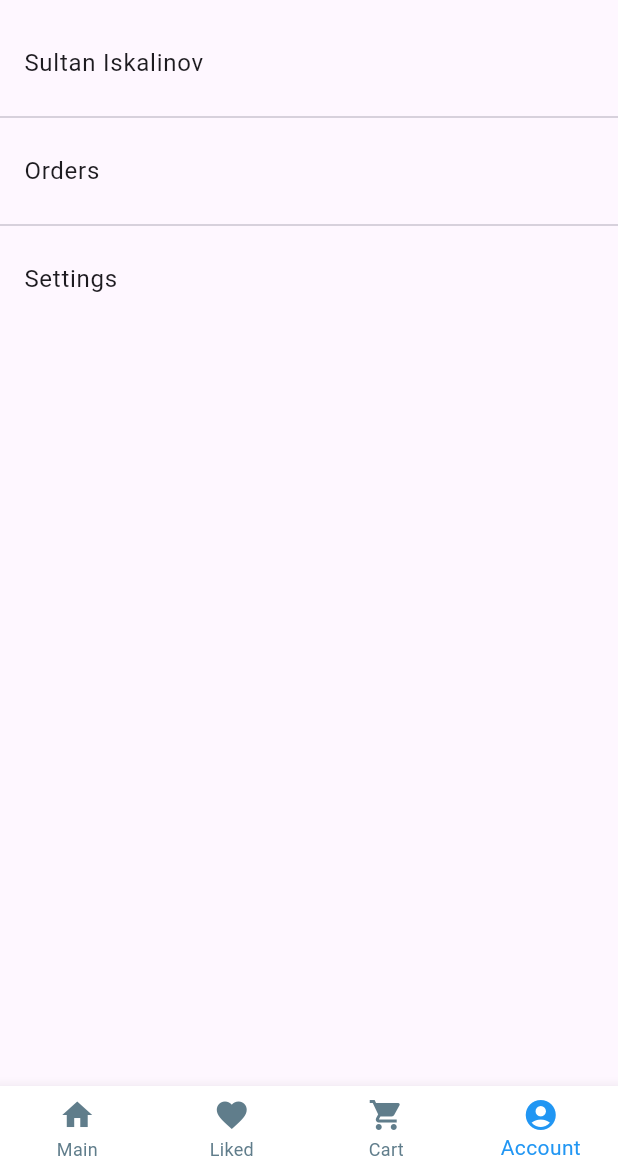
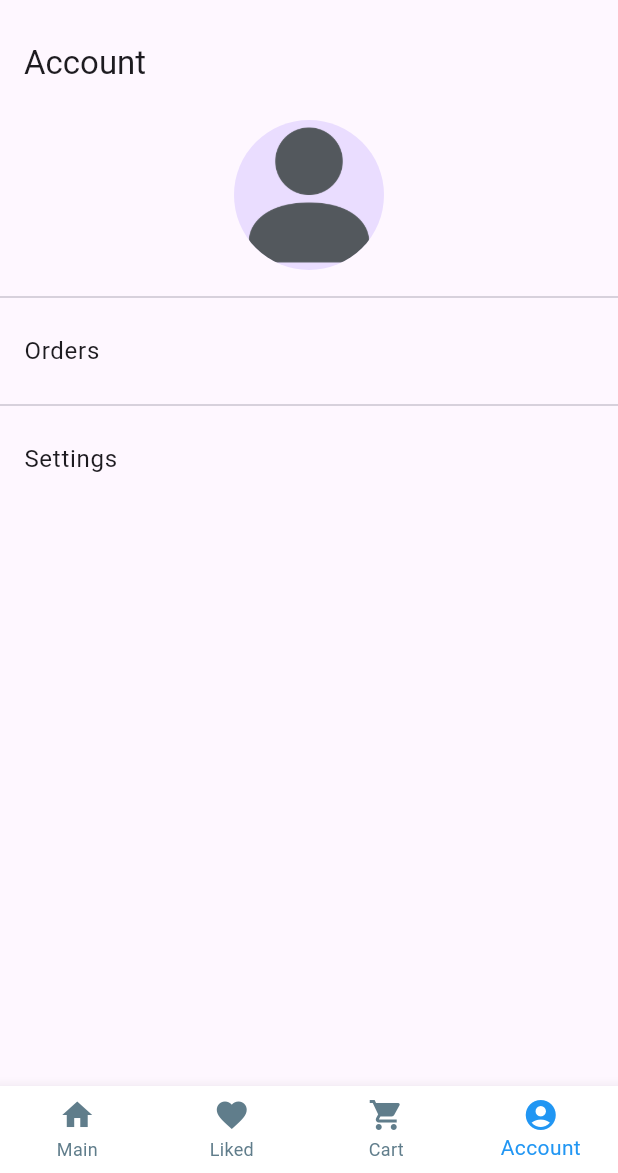
Before and after one commit to DarkHoust/Tech-Store, a Flutter app: the screen it shows after launch, item 4 of the bottom bar chosen, on a phone screen of 412 x 824 dp, the part 63-1236 px from its top. Run offline on Flutter 3.47's test engine with Material 3 defaults, Android fonts, the phone set to English and light mode, and no system bars.

Commit message:
Minor update

```diff
--- a/lib/view/accountPage.dart
+++ b/lib/view/accountPage.dart
@@ -3,12 +3,22 @@ import 'package:flutter/material.dart';
 class AccountPage extends StatelessWidget {
   @override
   Widget build(BuildContext context) {
-    return ListView(
+    return Scaffold(
+      appBar: AppBar(
+        title: Text('Account'),
+      ),
+      body: ListView(
         children: [
-        ListTile(
-          title: Text('Sultan Iskalinov'),
+          Container(
+            alignment: Alignment.center,
+            height: 120,
+            width: 120,
+            child: CircleAvatar(
+              radius: 50,
+              backgroundImage: AssetImage('assets/avatar.png'),
             ),
-        Divider(), // Add a divider for visual separation
+          ),
+          Divider(),
           ListTile(
             title: Text('Orders'),
             onTap: () {
@@ -23,7 +33,6 @@ class AccountPage extends StatelessWidget {
           ListTile(
             title: Text('Settings'),
             onTap: () {
-            // Navigate to the settings page
               Navigator.push(
                 context,
                 MaterialPageRoute(builder: (context) => SettingsPage()),
@@ -31,6 +40,7 @@ class AccountPage extends StatelessWidget {
             },
           ),
         ],
+      ),
     );
   }
 }
--- a/lib/view/productItemCard.dart
+++ b/lib/view/productItemCard.dart
@@ -4,7 +4,7 @@ import '../model/products.dart';
 Widget buildProductItem(Product product) {
   return Card(
     color: Color.fromARGB(255, 241, 249, 253),
-    elevation: 4, // Add elevation for a shadow effect
+    elevation: 4,
     margin: EdgeInsets.all(16), // Add margin for spacing
     child: ListTile(
       contentPadding: EdgeInsets.all(16),
@@ -20,12 +20,12 @@ Widget buildProductItem(Product product) {
           ),
           SizedBox(height: 8),
           AspectRatio(
-            aspectRatio: 1, // Set aspect ratio to 1:1
+            aspectRatio: 1,
             child: ClipRRect(
-              borderRadius: BorderRadius.circular(8), // Add rounded corners
+              borderRadius: BorderRadius.circular(8),
               child: Image.asset(
                 product.imagePath,
-                fit: BoxFit.cover, // Cover the entire space
+                fit: BoxFit.cover,
               ),
             ),
           ),
```
Also changed, not shown: assets/avatar.png (added). Lines whose indentation alone changed are shown as unchanged.
